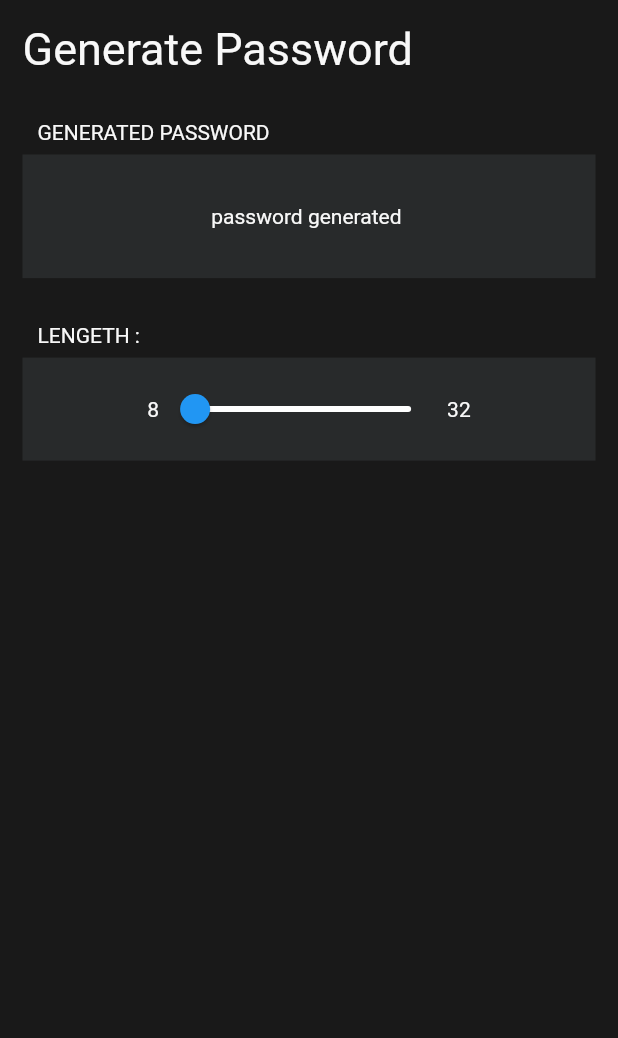
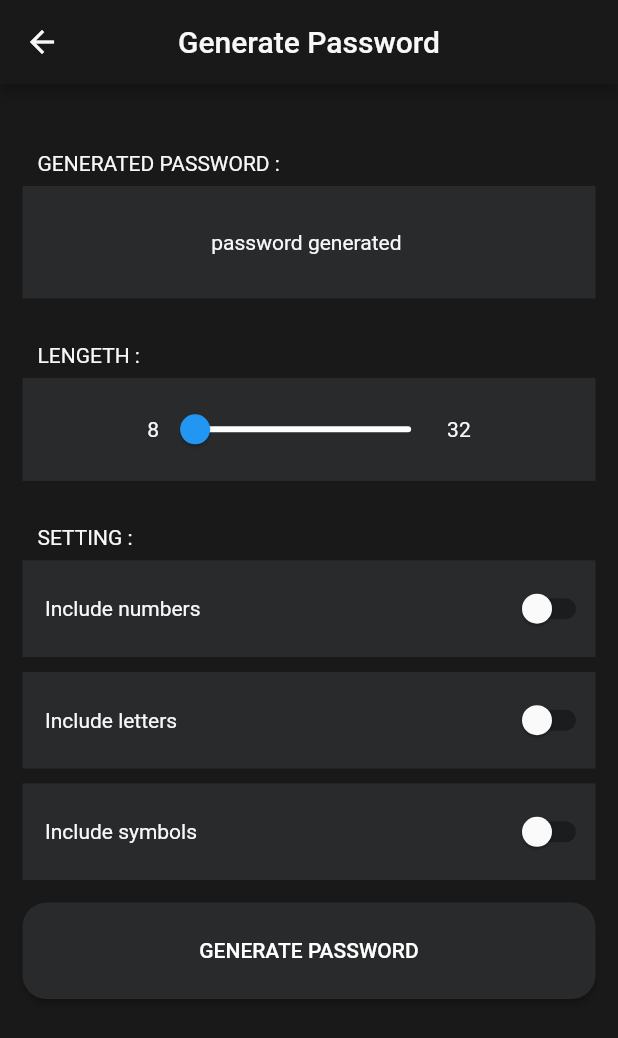
Before and after one commit to BrahimTuijine/Password-manager-project, a Flutter app: the GeneratePass screen opened by its route, on a phone screen of 412 x 824 dp. Shown: the top 1038 px of the screen. Run offline on Flutter 3.47's test engine with Material 2 defaults, Android fonts, the phone set to English and light mode, and no system bars; our stand-ins replace google_fonts.

Commit message:
generate password UI done

```diff
--- a/lib/account/add_account.dart
+++ b/lib/account/add_account.dart
@@ -130,7 +130,9 @@ class _AddaccountState extends State<Addaccount> {
                           height: 50,
                           width: MediaQuery.of(context).size.width,
                           child: ElevatedButton(
-                            onPressed: () {},
+                            onPressed: () {
+                              Navigator.of(context).pushNamed("generatepss");
+                            },
                             child: Text("Generate a Password"),
                           ),
                         ),
--- a/lib/main.dart
+++ b/lib/main.dart
@@ -35,7 +35,7 @@ class MyApp extends StatelessWidget {
         ),
       ),
       debugShowCheckedModeBanner: false,
-      home: GeneratePass(),
+      home: Signin(),
       routes: {
         "login": (context) => Signin(),
         "signup": (context) => Signup(),
--- a/lib/pro_version/Generate_password.dart
+++ b/lib/pro_version/Generate_password.dart
@@ -9,31 +9,39 @@ class GeneratePass extends StatefulWidget {
 
 class _GeneratePassState extends State<GeneratePass> {
   double currentslidervalue = 8.0;
+  bool switchvalueone = false;
+  bool switchvaluetwo = false;
+  bool switchvaluethree = false;
   @override
   Widget build(BuildContext context) {
     return Scaffold(
-      body: SafeArea(
+      appBar: AppBar(
+        backgroundColor: Color(0xFF191919),
+        title: Text(
+          "Generate Password",
+          style: TextStyle(
+            color: Theme.of(context).primaryColor,
+          ),
+        ),
+        centerTitle: true,
+      ),
+      body: SingleChildScrollView(
         child: Container(
           padding: EdgeInsets.all(15),
           child: Column(
             crossAxisAlignment: CrossAxisAlignment.start,
             children: [
-              Text(
-                "Generate Password",
-                style: TextStyle(
-                    color: Theme.of(context).primaryColor, fontSize: 30),
-              ),
               Container(
                 margin: EdgeInsets.only(top: 30, left: 10),
                 child: Text(
-                  "GENERATED PASSWORD",
+                  "GENERATED PASSWORD :",
                   style: TextStyle(color: Theme.of(context).primaryColor),
                 ),
               ),
               Container(
                 margin: EdgeInsets.only(top: 7),
                 color: Color(0xff282A2B),
-                height: MediaQuery.of(context).size.width / 5,
+                height: MediaQuery.of(context).size.width / 5.5,
                 width: MediaQuery.of(context).size.width,
                 child: Center(
                     child: Text(
@@ -77,6 +85,97 @@ class _GeneratePassState extends State<GeneratePass> {
                   ],
                 ),
               ),
+              Container(
+                margin: EdgeInsets.only(top: 30, left: 10),
+                child: Text(
+                  "SETTING :",
+                  style: TextStyle(color: Theme.of(context).primaryColor),
+                ),
+              ),
+              Container(
+                margin: EdgeInsets.only(top: 7),
+                color: Color(0xff282A2B),
+                height: MediaQuery.of(context).size.width / 6.4,
+                child: Row(
+                  mainAxisAlignment: MainAxisAlignment.spaceBetween,
+                  children: [
+                    Padding(
+                      padding: const EdgeInsets.only(left: 15),
+                      child: Text(
+                        "Include numbers ",
+                        style: TextStyle(color: Theme.of(context).primaryColor),
+                      ),
+                    ),
+                    Switch(
+                        activeColor: Colors.white,
+                        value: switchvalueone,
+                        onChanged: (val) {
+                          setState(() {
+                            switchvalueone = val;
+                          });
+                        }),
+                  ],
+                ),
+              ),
+              Container(
+                margin: EdgeInsets.only(top: 10),
+                color: Color(0xff282A2B),
+                height: MediaQuery.of(context).size.width / 6.4,
+                child: Row(
+                  mainAxisAlignment: MainAxisAlignment.spaceBetween,
+                  children: [
+                    Padding(
+                      padding: const EdgeInsets.only(left: 15),
+                      child: Text(
+                        "Include letters ",
+                        style: TextStyle(color: Theme.of(context).primaryColor),
+                      ),
+                    ),
+                    Switch(
+                        activeColor: Colors.white,
+                        value: switchvaluetwo,
+                        onChanged: (valtwo) {
+                          setState(() {
+                            switchvaluetwo = valtwo;
+                          });
+                        }),
+                  ],
+                ),
+              ),
+              Container(
+                margin: EdgeInsets.only(top: 10),
+                color: Color(0xff282A2B),
+                height: MediaQuery.of(context).size.width / 6.4,
+                child: Row(
+                  mainAxisAlignment: MainAxisAlignment.spaceBetween,
+                  children: [
+                    Padding(
+                      padding: const EdgeInsets.only(left: 15),
+                      child: Text(
+                        "Include symbols ",
+                        style: TextStyle(color: Theme.of(context).primaryColor),
+                      ),
+                    ),
+                    Switch(
+                        activeColor: Colors.white,
+                        value: switchvaluethree,
+                        onChanged: (valthree) {
+                          setState(() {
+                            switchvaluethree = valthree;
+                          });
+                        }),
+                  ],
+                ),
+              ),
+              Container(
+                margin: EdgeInsets.only(top: 15),
+                height: MediaQuery.of(context).size.width / 6.4,
+                width: MediaQuery.of(context).size.width,
+                child: ElevatedButton(
+                  onPressed: () {},
+                  child: Text("GENERATE PASSWORD"),
+                ),
+              ),
             ],
           ),
         ),
--- a/lib/screens/home_screen.dart
+++ b/lib/screens/home_screen.dart
@@ -7,6 +7,7 @@ class HomeScreen extends StatefulWidget {
 }
 
 class _HomeScreenState extends State<HomeScreen> {
+  var scaffoldkey = GlobalKey<ScaffoldState>();
   // * selected index
   int _selectedIndex = 0;
 
@@ -22,9 +23,11 @@ class _HomeScreenState extends State<HomeScreen> {
   @override
   Widget build(BuildContext context) {
     return Scaffold(
+      key: scaffoldkey,
+      drawer: Drawer(),
       appBar: AppBar(
         leading: IconButton(
-          onPressed: () => print('settings pressed'),
+          onPressed: () => scaffoldkey.currentState!.openDrawer(),
           icon: Icon(
             Icons.settings_outlined,
             color: Colors.white,
@@ -34,7 +37,7 @@ class _HomeScreenState extends State<HomeScreen> {
           Padding(
             padding: const EdgeInsets.only(right: 10.0),
             child: IconButton(
-              onPressed: () => print('add button pressed'),
+              onPressed: () => Navigator.of(context).pushNamed("addaccount"),
               icon: Icon(
                 Icons.add_circle_outline,
                 color: Colors.white,
```
